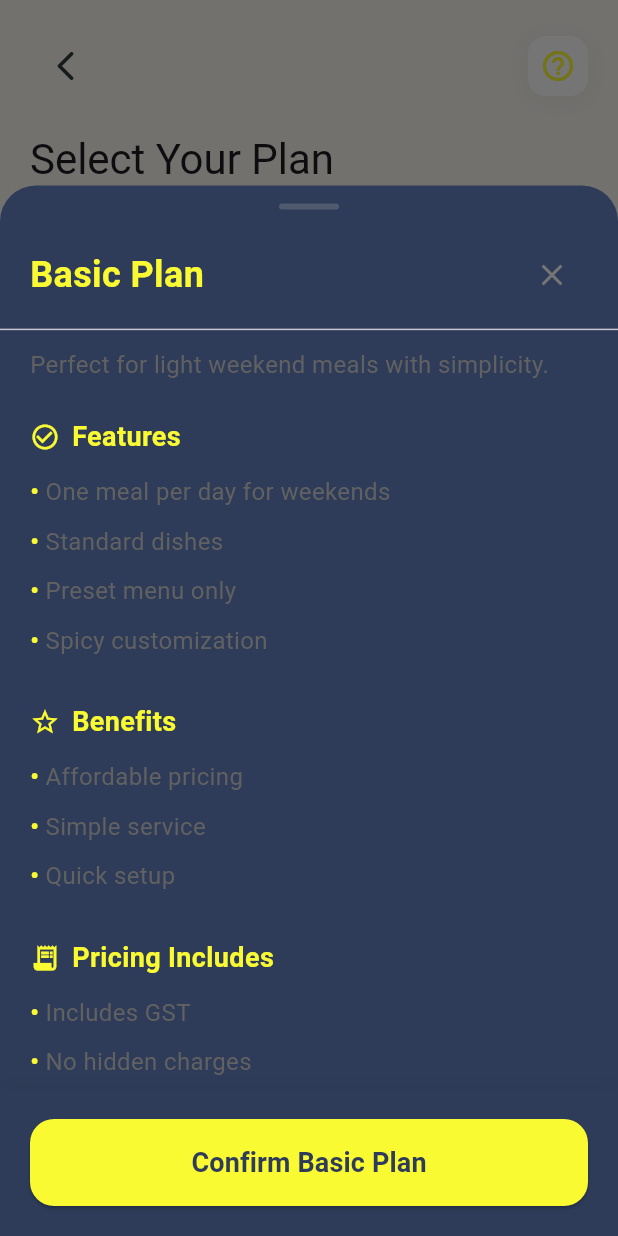
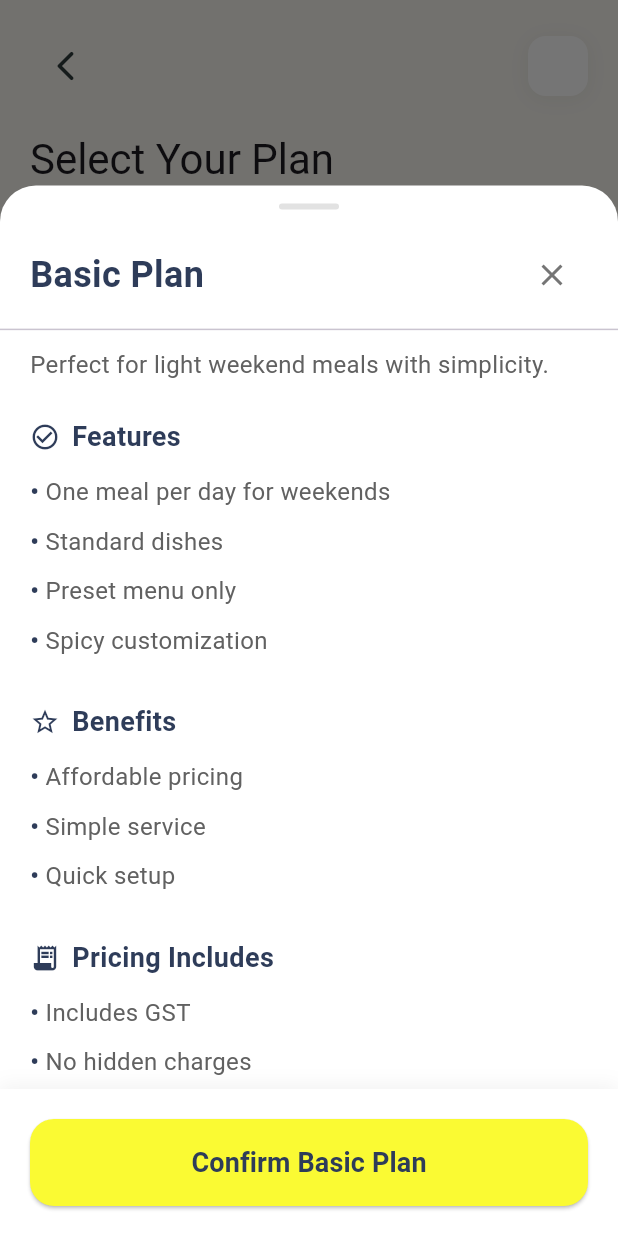
Before and after one commit to SuzanTurner/Meri-Biwi, a Flutter app: the NonDailyPlan screen opened directly, after a tap on "Terms & Conditions", on a phone screen of 412 x 824 dp. Run offline on Flutter 3.47's test engine with Material 3 defaults, Android fonts, the light colour scheme and no system bars; our stand-ins replace carousel_slider, flutter_rating_bar; network calls fail; Roboto replaces fonts that are missing (Helvetica).

Commit message:
Updated assets and modified dart files

```diff
--- a/lib/booking_summary.dart
+++ b/lib/booking_summary.dart
@@ -58,7 +58,7 @@ class _ChefBookingSummaryPageState extends State<ChefBookingSummaryPage> {
   @override
   Widget build(BuildContext context) {
     return Scaffold(
-      backgroundColor: const Color.fromARGB(255, 62, 113, 93),
+      backgroundColor: const Color(0xFFFEF54A).withOpacity(0.15),
       appBar: AppBar(
         backgroundColor: Colors.white,
         elevation: 0,
@@ -560,7 +560,7 @@ class _ChefBookingSummaryPageState extends State<ChefBookingSummaryPage> {
                       shape: RoundedRectangleBorder(
                         borderRadius: BorderRadius.circular(4),
                       ),
-                      side: BorderSide(color: Colors.white, width: 2), // sets inactive border color
+                      side: BorderSide(color: Color(0xFF2E3C59), width: 2), // sets inactive border color
                       onChanged: (value) {
                         setState(() {
                           termsAccepted = value ?? false;
@@ -573,7 +573,7 @@ class _ChefBookingSummaryPageState extends State<ChefBookingSummaryPage> {
                     child: Text(
                       "I agree to the Terms & Conditions and Privacy Policy",
                       style: TextStyle(
-                        color: Colors.white,
+                        color: Color(0xFF2E3C59),
                         fontSize: 14,
                       ),
                     ),
--- a/lib/daily_plan.dart
+++ b/lib/daily_plan.dart
@@ -77,7 +77,7 @@ class _DailyPlanState extends State<DailyPlan> with TickerProviderStateMixin {
       price: '49',
       duration: 'per day',
       color: const Color(0xFFFEF54A),
-      lightColor: const Color(0xFFFFFAA5),
+      lightColor: const Color(0xFFFEF54A).withOpacity(0.15),
       features: [
         'Two meals per day for weekdays',
         'Semi-custom menu',
@@ -104,7 +104,7 @@ class _DailyPlanState extends State<DailyPlan> with TickerProviderStateMixin {
       price: '79',
       duration: 'per day',
       color: const Color(0xFFFEF54A),
-      lightColor: const Color(0xFFE0F0E9),
+      lightColor: const Color(0xFFFEF54A).withOpacity(0.15),
       features: [
         'Three meals daily all week',
         'Fully customizable',
--- a/lib/your_plan.dart
+++ b/lib/your_plan.dart
@@ -47,7 +47,7 @@ class _NonDailyPlanState extends State<NonDailyPlan> with TickerProviderStateMix
       price: '29',
       duration: 'per day',
       color: const Color(0xFFFAFA33),
-      lightColor: const Color(0xFFFAFA99),
+      lightColor: const Color(0xFFFEF54A).withOpacity(0.15),
       features: [
         'One meal per day for weekends',
         'Standard dishes',
@@ -72,7 +72,7 @@ class _NonDailyPlanState extends State<NonDailyPlan> with TickerProviderStateMix
       price: '49',
       duration: 'per day',
       color: const Color(0xFFFAFA33),
-      lightColor: const Color(0xFFEFF8F4),
+      lightColor: const Color(0xFFFEF54A).withOpacity(0.15),
       features: [
         'Two meals per day for weekdays',
         'Semi-custom menu',
@@ -99,7 +99,7 @@ class _NonDailyPlanState extends State<NonDailyPlan> with TickerProviderStateMix
       price: '79',
       duration: 'per day',
       color: const Color((0xFFFAFA33)),
-      lightColor: const Color(0xFFEFF8F4),
+      lightColor: const Color(0xFFFEF54A).withOpacity(0.15),
       features: [
         'Three meals daily all week',
         'Fully customizable',
@@ -238,7 +238,7 @@ class _NonDailyPlanState extends State<NonDailyPlan> with TickerProviderStateMix
                     ),
                   ],
                 ),
-                child: const Icon(Icons.help_outline_rounded, color: Color(0xFFFAFA33)),
+                //child: const Icon(Icons.help_outline_rounded, color: Color(0xFFFAFA33)),
               ),
             ],
           ),
@@ -331,7 +331,7 @@ class _NonDailyPlanState extends State<NonDailyPlan> with TickerProviderStateMix
                         color: plan.color.withOpacity(0.2),
                         borderRadius: BorderRadius.circular(12),
                       ),
-                      child: Icon(plan.icon, color: plan.color, size: 24),
+                      child: Icon(plan.icon, color: Color(0xFF2E3C59), size: 24),
                     ),
                     const SizedBox(width: 12),
                     Column(
@@ -342,7 +342,7 @@ class _NonDailyPlanState extends State<NonDailyPlan> with TickerProviderStateMix
                           style: TextStyle(
                             fontSize: 18,
                             fontWeight: FontWeight.w600,
-                            color: plan.color,
+                            color: const Color(0xFF2E3C59),
                           ),
                         ),
                         const SizedBox(height: 2),
@@ -350,7 +350,7 @@ class _NonDailyPlanState extends State<NonDailyPlan> with TickerProviderStateMix
                           plan.description,
                           style: TextStyle(
                             fontSize: 12,
-                            color: plan.color.withOpacity(0.8),
+                            color: const Color(0xFF2E3C59).withOpacity(0.8),
                           ),
                         ),
                       ],
@@ -373,7 +373,7 @@ class _NonDailyPlanState extends State<NonDailyPlan> with TickerProviderStateMix
                             ),
                             child: Icon(
                               isSpicyCustomization ? Icons.close : Icons.check,
-                              color: isSpicyCustomization ? Colors.red : plan.color,
+                              color: isSpicyCustomization ? Colors.red : Color(0xFF2E3C59),
                               size: 16,
                             ),
                           ),
@@ -438,7 +438,7 @@ class _NonDailyPlanState extends State<NonDailyPlan> with TickerProviderStateMix
                   style: TextStyle(
                     fontSize: 14,
                     fontWeight: FontWeight.w500,
-                    color: plan.color,
+                    color: const Color(0xFF2E3C59),
                   ),
                 ),
               ),
@@ -469,7 +469,7 @@ class _NonDailyPlanState extends State<NonDailyPlan> with TickerProviderStateMix
                         style: TextStyle(
                           fontSize: 22,
                           fontWeight: FontWeight.w600,
-                          color: plan.color,
+                          color: Color(0xFF2E3C59),
                         ),
                       ),
                       Text(
@@ -477,7 +477,7 @@ class _NonDailyPlanState extends State<NonDailyPlan> with TickerProviderStateMix
                         style: TextStyle(
                           fontSize: 34,
                           fontWeight: FontWeight.bold,
-                          color: plan.color,
+                          color: Color(0xFF2E3C59),
                         ),
                       ),
                       Padding(
@@ -509,7 +509,7 @@ class _NonDailyPlanState extends State<NonDailyPlan> with TickerProviderStateMix
                       Icon(
                         Icons.edit_document,
                         size: 16,
-                        color: plan.color,
+                        color: Color(0xFF2E3C59),
                       ),
                       const SizedBox(width: 6),
                       Text(
@@ -543,7 +543,7 @@ class _NonDailyPlanState extends State<NonDailyPlan> with TickerProviderStateMix
           return Container(
             height: MediaQuery.of(context).size.height * 0.85,
             decoration: const BoxDecoration(
-              color: Color(0xFF2E3C59),
+              color: Colors.white,
               borderRadius: BorderRadius.only(
                 topLeft: Radius.circular(24),
                 topRight: Radius.circular(24),
@@ -572,7 +572,7 @@ class _NonDailyPlanState extends State<NonDailyPlan> with TickerProviderStateMix
                         style: TextStyle(
                           fontSize: 24,
                           fontWeight: FontWeight.bold,
-                          color: plan.color,
+                          color: Color(0xFF2E3C59),
                         ),
                       ),
                       IconButton(
@@ -604,7 +604,7 @@ class _NonDailyPlanState extends State<NonDailyPlan> with TickerProviderStateMix
                         _buildTermSection(
                           title: "Features",
                           icon: Icons.check_circle_outline,
-                          color: plan.color,
+                          color: Color(0xFF2E3C59),
                           items: plan.features,
                         ),
 
@@ -612,7 +612,7 @@ class _NonDailyPlanState extends State<NonDailyPlan> with TickerProviderStateMix
                         _buildTermSection(
                           title: "Benefits",
                           icon: Icons.star_outline,
-                          color: plan.color,
+                          color: Color(0xFF2E3C59),
                           items: plan.benefits,
                         ),
 
@@ -620,7 +620,7 @@ class _NonDailyPlanState extends State<NonDailyPlan> with TickerProviderStateMix
                         _buildTermSection(
                           title: "Pricing Includes",
                           icon: Icons.receipt_long,
-                          color: plan.color,
+                          color: Color(0xFF2E3C59),
                           items: plan.pricingIncludes,
                         ),
 
@@ -652,7 +652,7 @@ class _NonDailyPlanState extends State<NonDailyPlan> with TickerProviderStateMix
                   width: double.infinity,
                   padding: const EdgeInsets.all(20),
                   decoration: BoxDecoration(
-                    color: Color(0xFF2E3C59),
+                    color: Colors.white,
                     boxShadow: [
                       BoxShadow(
                         color: Colors.black.withOpacity(0.05),
```
Also changed, not shown: lib/choose_chef.dart (+12 -12 lines).
